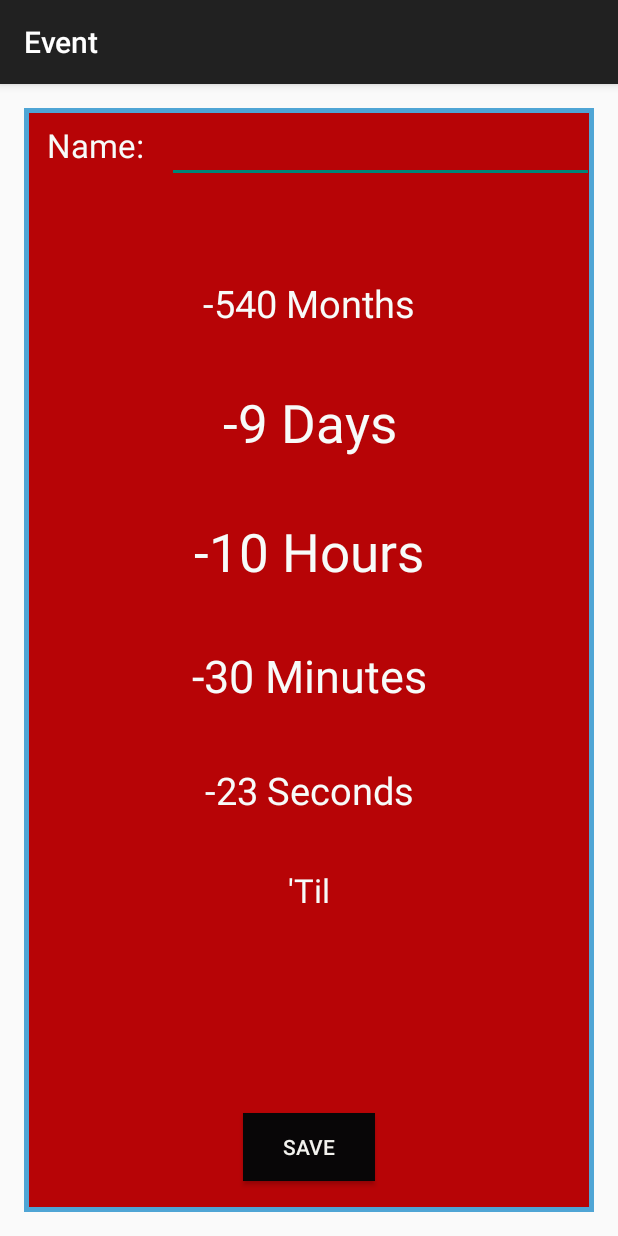
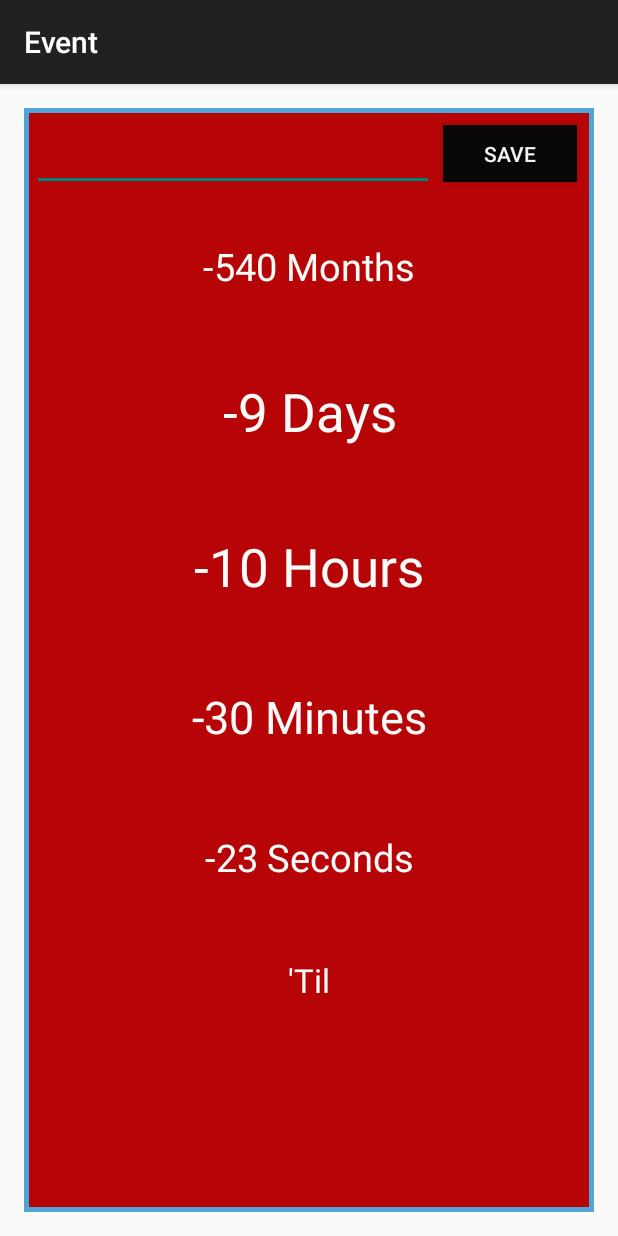
Before and after one commit to msavastano/HowLongTil, an Android app: the HowLongDetail screen opened directly, with no data from a screen before it, on a phone screen of 412 x 824 dp. Run offline under Robolectric (Android 15) with nearby library versions, the phone set to English and light mode, and no system bars; 6 statements that could not run were skipped.

Commit message:
UI button move, lin layout margins, make button disappear and set name line to lin width

```diff
--- a/app/build.gradle
+++ b/app/build.gradle
@@ -8,8 +8,8 @@ android {
         applicationId "com.mikesavastano.howlongtil"
         minSdkVersion 10
         targetSdkVersion 21
-        versionCode 2
-        versionName "0.0.4-beta"
+        versionCode 4
+        versionName "1.0.1"
     }
     buildTypes {
         release {
--- a/app/src/main/java/com/mikesavastano/howlongtil/HowLongDetail.java
+++ b/app/src/main/java/com/mikesavastano/howlongtil/HowLongDetail.java
@@ -9,6 +9,7 @@ import android.view.Gravity;
 import android.view.View;
 import android.widget.Button;
 import android.widget.EditText;
+import android.widget.LinearLayout;
 import android.widget.TextView;
 import java.text.DateFormat;
 import java.text.ParseException;
@@ -54,8 +55,16 @@ public class HowLongDetail extends ActionBarActivity {
             String eventNameFromBundle = (String) bundle.getSerializable("name");
 
             if(!eventNameFromBundle.isEmpty()) {
+                LinearLayout lin = (LinearLayout) findViewById(R.id.name_lin_layout);
+                lin.removeView(saveButton);
+                int n = name.getWidth();
+                int w = lin.getWidth();
+                name.setWidth(w);
                 name.setText(eventNameFromBundle);
-                saveButton.setVisibility(View.INVISIBLE);
+
+                name.setCursorVisible(false);
+                name.setEnabled(false);
+
             }
             month.setText(monthsBetween(today, eventDate) + " Month" + addEss(monthsBetween(today, eventDate)));
             second.setText(remainderSeconds(today, eventDate) + " Second" + addEss(remainderSeconds(today, eventDate)));
--- a/app/src/main/res/layout/activity_how_long_detail.xml
+++ b/app/src/main/res/layout/activity_how_long_detail.xml
@@ -16,35 +16,40 @@
         android:layout_height="fill_parent"
         android:id="@+id/linLayoutEventScreen"
         android:focusableInTouchMode="false"
-
         >
 
-        <RelativeLayout
+        <LinearLayout
 
-            android:layout_width="wrap_content"
+            android:layout_width="match_parent"
             android:layout_height="wrap_content"
-            android:layout_weight="1">
-
-            <TextView
-                android:layout_width="wrap_content"
-                android:layout_height="wrap_content"
-                android:textAppearance="?android:attr/textAppearanceLarge"
-                android:text="@string/name_text"
-                android:id="@+id/textViewName"
-                android:textColor="#fff7fbf9"
-                android:layout_alignBaseline="@+id/nameEditText"
-                android:padding="15dp" />
+            android:orientation="horizontal"
+            android:id="@+id/name_lin_layout"
+            android:layout_margin="5dp">
 
             <EditText
-                android:layout_width="match_parent"
+                android:layout_width="0dp"
                 android:layout_height="wrap_content"
                 android:id="@+id/nameEditText"
                 android:textAppearance="?android:attr/textAppearanceLarge"
-                android:layout_toRightOf="@+id/textViewName"
                 android:textColor="#fff7fbf9"
-                android:inputType="text" />
+                android:inputType="text"
 
-        </RelativeLayout>
+                android:layout_weight="3"
+                android:phoneNumber="false" />
+
+            <Button
+                android:layout_width="0dp"
+                android:layout_height="match_parent"
+                android:text="@string/save_text"
+                android:id="@+id/saveButton"
+                android:onClick="saveEvent"
+                android:background="#ff080607"
+                android:textColor="#fff3f2ee"
+
+                android:layout_weight="1"
+                android:layout_margin="6dp" />
+
+        </LinearLayout>
 
         <TextView
 
@@ -123,24 +128,6 @@
             android:textSize="45dp"
             android:layout_weight="1" />
 
-        <RelativeLayout
-            android:layout_width="match_parent"
-            android:layout_height="wrap_content"
-            android:layout_weight="1"
-            >
-            <Button
-                android:layout_width="wrap_content"
-                android:layout_height="45dp"
-                android:text="@string/save_text"
-                android:id="@+id/saveButton"
-                android:padding="6dp"
-                android:onClick="saveEvent"
-                android:background="#ff080607"
-                android:layout_centerVertical="true"
-                android:layout_centerHorizontal="true"
-                android:textColor="#fff3f2ee" />
-        </RelativeLayout>
-
     </LinearLayout>
 
 </RelativeLayout>
--- a/app/src/main/res/values/strings.xml
+++ b/app/src/main/res/values/strings.xml
@@ -17,7 +17,7 @@
     <string name="thats_before_today_text">That\'s already happened!</string>
     <string name="til_text">\'Til</string>
     <string name="deleted_text">Deleted Event</string>
-    <string name="fill_name_text">Please fill out \'Name\'</string>
+    <string name="fill_name_text">Please fill in a name</string>
     <string name="saved_text">Saved</string>
 
 </resources>
```
